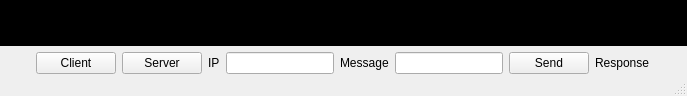
Above: Lab2/mainwindow.ui from fredriklind/M7017E-Lab2 before the change. Below: the same form after it.
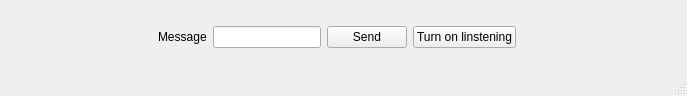
That is the form after the change. Custom widgets are drawn as their Qt base class.

```diff
--- a/Lab2/mainwindow.ui
+++ b/Lab2/mainwindow.ui
@@ -36,22 +36,6 @@
     <property name="bottomMargin">
      <number>0</number>
     </property>
-    <item>
-     <widget class="VideoContainer" name="videocontainer" native="true">
-      <property name="sizePolicy">
-       <sizepolicy hsizetype="Expanding" vsizetype="Ignored">
-        <horstretch>0</horstretch>
-        <verstretch>1</verstretch>
-       </sizepolicy>
-      </property>
-      <property name="autoFillBackground">
-       <bool>false</bool>
-      </property>
-      <property name="styleSheet">
-       <string notr="true">background:black;</string>
-      </property>
-     </widget>
-    </item>
     <item>
      <layout class="QHBoxLayout" name="horizontalLayout">
       <property name="sizeConstraint">
@@ -76,37 +60,6 @@
         </property>
        </spacer>
       </item>
-      <item>
-       <widget class="QPushButton" name="pushButton">
-        <property name="text">
-         <string>Client</string>
-        </property>
-       </widget>
-      </item>
-      <item>
-       <widget class="QPushButton" name="pushButton_2">
-        <property name="text">
-         <string>Server</string>
-        </property>
-       </widget>
-      </item>
-      <item>
-       <widget class="QLabel" name="label">
-        <property name="text">
-         <string>IP</string>
-        </property>
-       </widget>
-      </item>
-      <item>
-       <widget class="QLineEdit" name="ipField">
-        <property name="sizePolicy">
-         <sizepolicy hsizetype="Fixed" vsizetype="Fixed">
-          <horstretch>0</horstretch>
-          <verstretch>0</verstretch>
-         </sizepolicy>
-        </property>
-       </widget>
-      </item>
       <item>
        <widget class="QLabel" name="label_2">
         <property name="text">
@@ -132,9 +85,16 @@
        </widget>
       </item>
       <item>
-       <widget class="QLabel" name="output">
+       <widget class="QPushButton" name="listenButton">
         <property name="text">
-         <string>Response</string>
+         <string>Turn on linstening</string>
+        </property>
+       </widget>
+      </item>
+      <item>
+       <widget class="QLabel" name="outputLabel">
+        <property name="text">
+         <string/>
         </property>
        </widget>
       </item>
@@ -168,14 +128,6 @@
   </widget>
  </widget>
  <layoutdefault spacing="6" margin="11"/>
- <customwidgets>
-  <customwidget>
-   <class>VideoContainer</class>
-   <extends>QWidget</extends>
-   <header>videocontainer.h</header>
-   <container>1</container>
-  </customwidget>
- </customwidgets>
  <resources/>
  <connections/>
 </ui>
```
